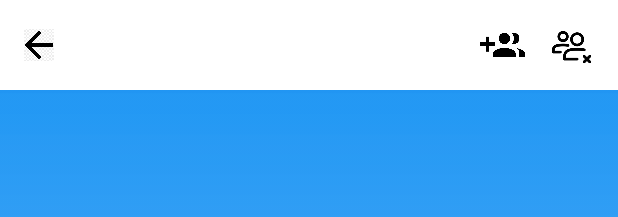
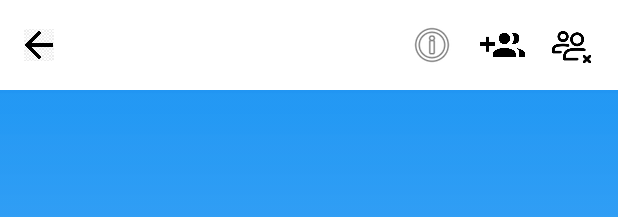
Before and after one commit to victorme357/AndroidEsirApp, an Android app: the layout activity_latest_groups.xml on its own in the app's theme, with its tools: preview values and no code run, on a phone screen of 412 x 824 dp. Shown: the top 217 px of the screen. Run offline under Robolectric (Android 15) with nearby library versions, the phone set to English and light mode, and no system bars.

Commit message:
menu info group debut

```diff
--- a/app/src/main/java/fr/vico/esirchatandroid/messages/LatestMessagesActivity.kt
+++ b/app/src/main/java/fr/vico/esirchatandroid/messages/LatestMessagesActivity.kt
@@ -26,6 +26,7 @@ import fr.vico.esirchatandroid.models.ChatMessage
 import fr.vico.esirchatandroid.models.User
 import fr.vico.esirchatandroid.registerlogin.RegisterActivity
 import fr.vico.esirchatandroid.views.LatestMessageRow
+import kotlinx.android.synthetic.main.activity_latest_groups.*
 import kotlinx.android.synthetic.main.activity_latest_messages.*
 import kotlinx.android.synthetic.main.latest_messages_row.view.*
 
--- a/app/src/main/java/fr/vico/esirchatandroid/registerlogin/RegisterActivity.kt
+++ b/app/src/main/java/fr/vico/esirchatandroid/registerlogin/RegisterActivity.kt
@@ -69,11 +69,6 @@ class RegisterActivity : AppCompatActivity() {
             return
         }
 
-        progress_circular_registry_activity.visibility = View.VISIBLE
-        progress_circular_registry_activity.apply {
-            progressMax = 100f
-            setProgressWithAnimation(100f, 4000)
-        }
         // Firebase Authentification
         FirebaseAuth.getInstance().createUserWithEmailAndPassword(email, password)
             .addOnCompleteListener {
--- a/app/src/main/res/layout/activity_latest_groups.xml
+++ b/app/src/main/res/layout/activity_latest_groups.xml
@@ -60,6 +60,18 @@
             app:layout_constraintBottom_toBottomOf="parent"
             app:layout_constraintStart_toEndOf="@+id/group_arrow_come_back"
             app:layout_constraintTop_toTopOf="parent" />
+
+        <ImageButton
+            android:id="@+id/info_group"
+            android:layout_width="wrap_content"
+            android:layout_height="wrap_content"
+            android:background="@android:color/white"
+            android:layout_marginEnd="16dp"
+            android:layout_marginRight="16dp"
+            app:layout_constraintBottom_toBottomOf="parent"
+            app:layout_constraintEnd_toStartOf="@+id/add_group_btn"
+            app:layout_constraintTop_toTopOf="parent"
+            app:srcCompat="@android:drawable/ic_menu_info_details" />
     </androidx.constraintlayout.widget.ConstraintLayout>
 
     <androidx.recyclerview.widget.RecyclerView
@@ -70,7 +82,6 @@
         app:layoutManager="androidx.recyclerview.widget.LinearLayoutManager"
         app:layout_constraintBottom_toTopOf="@+id/constraintLayout6"
         app:layout_constraintEnd_toEndOf="parent"
-        app:layout_constraintHorizontal_bias="0.0"
         app:layout_constraintStart_toStartOf="parent"
         app:layout_constraintTop_toBottomOf="@+id/constraintLayout5" />
 
@@ -127,4 +138,5 @@
             app:layout_constraintEnd_toEndOf="parent"
             app:layout_constraintTop_toTopOf="parent" />
     </androidx.constraintlayout.widget.ConstraintLayout>
+
 </androidx.constraintlayout.widget.ConstraintLayout>
--- a/app/src/main/res/layout/activity_new_group.xml
+++ b/app/src/main/res/layout/activity_new_group.xml
@@ -98,7 +98,9 @@
             android:id="@+id/create_group_btn"
             android:layout_width="wrap_content"
             android:layout_height="wrap_content"
-            android:text="Button"
+            android:hint="Create"
+            android:textColorHint="@android:color/black"
+            android:background="@drawable/rounded_register_button"
             app:layout_constraintBottom_toBottomOf="parent"
             app:layout_constraintEnd_toEndOf="parent"
             app:layout_constraintStart_toStartOf="parent"
```
Also changed, not shown: app/src/main/AndroidManifest.xml (+7 -4 lines), app/src/main/java/fr/vico/esirchatandroid/groups/LatestGroups.kt (+32 -18 lines), app/src/main/res/layout/activity_main.xml (+0 -18 lines), app/src/main/res/menu/pop_up_info_group.xml (added, +12 -0 lines), app/src/main/res/drawable/add_user_group.png.
